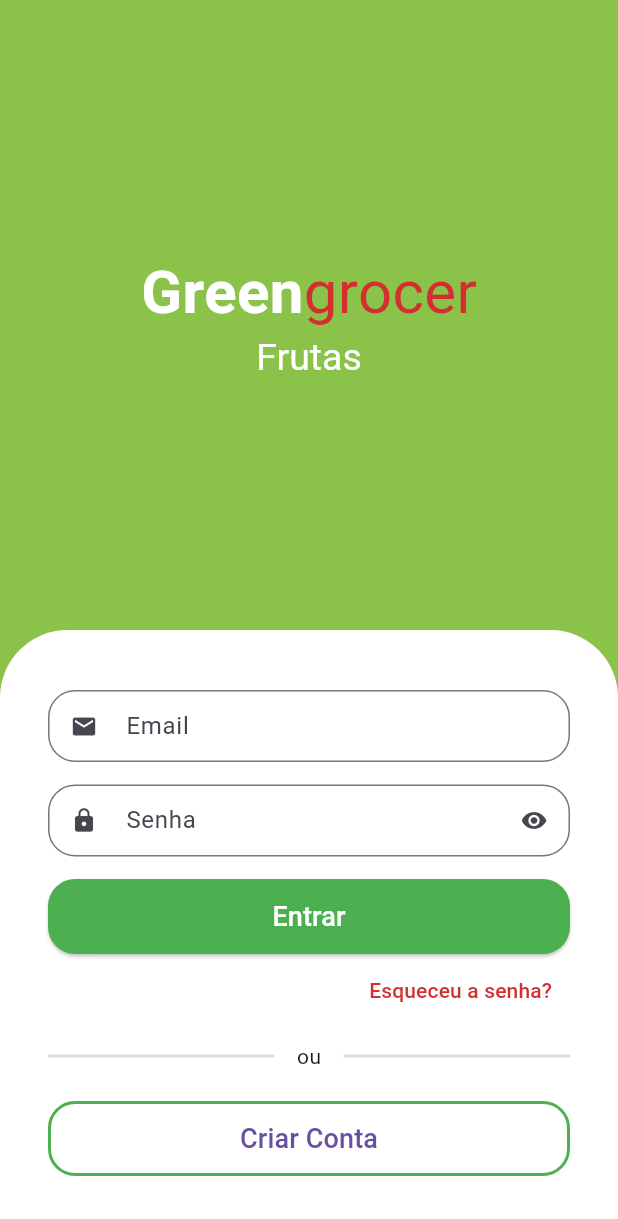
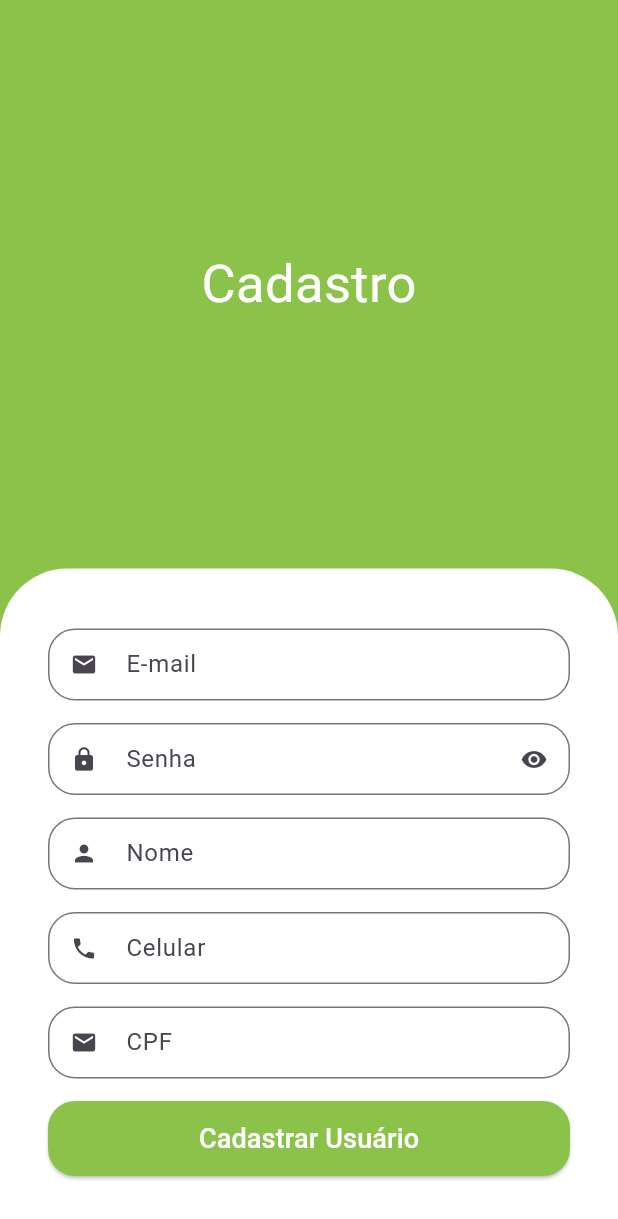
Before and after one commit to andersonVviana/greengrocer, a Flutter app: the screen it shows after launch, after a tap on "Criar Conta", on a phone screen of 412 x 824 dp. Shown: the top 1219 px of the screen. Run offline on Flutter 3.47's test engine with Material 2 defaults, Android fonts, the phone set to English and light mode, and no system bars; drawn by our look-alikes of animated_text_kit.

Commit message:
build the second screen - Registration

```diff
--- a/lib/src/auth/sign_in_screen.dart
+++ b/lib/src/auth/sign_in_screen.dart
@@ -1,6 +1,7 @@
 import 'package:animated_text_kit/animated_text_kit.dart';
 import 'package:flutter/material.dart';
 import 'package:greengrocer/src/auth/components/custom_text_field.dart';
+import 'package:greengrocer/src/auth/sign_up_screen.dart';
 import 'package:greengrocer/src/config/custom_colors.dart';
 
 class SignInScreen extends StatelessWidget {
@@ -8,9 +9,14 @@ class SignInScreen extends StatelessWidget {
 
   @override
   Widget build(BuildContext context) {
+    final size = MediaQuery.of(context).size;
     return Scaffold(
       backgroundColor: CustomColors.customSwatchColor,
-      body: Column(children: [
+      body: SingleChildScrollView(
+        child: SizedBox(
+          height: size.height,
+          width: size.width,
+          child: Column(children: [
             Expanded(
               child: Column(
                 mainAxisAlignment: MainAxisAlignment.center,
@@ -37,7 +43,6 @@ class SignInScreen extends StatelessWidget {
                           )
                         ]),
                   ),
-
                   SizedBox(
                     height: 30,
                     child: DefaultTextStyle(
@@ -71,8 +76,9 @@ class SignInScreen extends StatelessWidget {
                   top: Radius.circular(45),
                 ),
               ),
-          child:
-              Column(crossAxisAlignment: CrossAxisAlignment.stretch, children: [
+              child: Column(
+                  crossAxisAlignment: CrossAxisAlignment.stretch,
+                  children: [
                     //email
                     const CustomTextField(
                       icon: Icons.email,
@@ -111,7 +117,8 @@ class SignInScreen extends StatelessWidget {
                         onPressed: () {},
                         child: Text(
                           'Esqueceu a senha?',
-                  style: TextStyle(color: CustomColors.customContrastColor),
+                          style: TextStyle(
+                              color: CustomColors.customContrastColor),
                         ),
                       ),
                     ),
@@ -127,7 +134,8 @@ class SignInScreen extends StatelessWidget {
                             ),
                           ),
                           const Padding(
-                    padding: EdgeInsets.symmetric(horizontal: 15, vertical: 10),
+                            padding: EdgeInsets.symmetric(
+                                horizontal: 15, vertical: 10),
                             child: Text('ou'),
                           ),
                           Expanded(
@@ -151,7 +159,13 @@ class SignInScreen extends StatelessWidget {
                             color: Colors.green,
                           ),
                         ),
-                onPressed: () {},
+                        onPressed: () {
+                          Navigator.of(context).push(
+                            MaterialPageRoute(builder: (c) {
+                              return SignUpScreen();
+                            }),
+                          );
+                        },
                         child: const Text(
                           'Criar Conta',
                           style: TextStyle(
@@ -163,6 +177,8 @@ class SignInScreen extends StatelessWidget {
                   ]),
             ),
           ]),
+        ),
+      ),
     );
   }
 }
--- /dev/null
+++ b/lib/src/auth/sign_up_screen.dart
@@ -0,0 +1,90 @@
+import 'package:flutter/material.dart';
+import 'package:greengrocer/src/auth/components/custom_text_field.dart';
+import 'package:greengrocer/src/config/custom_colors.dart';
+
+class SignUpScreen extends StatelessWidget {
+  const SignUpScreen({super.key});
+
+  @override
+  Widget build(BuildContext context) {
+    final size = MediaQuery.of(context).size;
+
+    return Scaffold(
+      backgroundColor: CustomColors.customSwatchColor,
+      body: SingleChildScrollView(
+        child: SizedBox(
+          height: size.height,
+          width: size.width,
+          child: Column(children: [
+            const Expanded(
+              child: Center(
+                child: Text(
+                  'Cadastro',
+                  style: TextStyle(
+                    color: Colors.white,
+                    fontSize: 35,
+                  ),
+                ),
+              ),
+            ),
+            Container(
+              padding: const EdgeInsets.symmetric(
+                horizontal: 32,
+                vertical: 40,
+              ),
+              decoration: const BoxDecoration(
+                color: Colors.white,
+                borderRadius: BorderRadius.vertical(
+                  top: Radius.circular(45),
+                ),
+              ),
+              child: Column(
+                crossAxisAlignment: CrossAxisAlignment.stretch,
+                children: [
+                  const CustomTextField(
+                    icon: Icons.email,
+                    label: 'E-mail',
+                  ),
+                  const CustomTextField(
+                    icon: Icons.lock,
+                    label: 'Senha',
+                    isSecret: true,
+                  ),
+                  const CustomTextField(
+                    icon: Icons.person,
+                    label: 'Nome',
+                  ),
+                  const CustomTextField(
+                    icon: Icons.phone,
+                    label: 'Celular',
+                  ),
+                  const CustomTextField(
+                    icon: Icons.email,
+                    label: 'CPF',
+                  ),
+                  SizedBox(
+                    height: 50,
+                    child: ElevatedButton(
+                      style: ElevatedButton.styleFrom(
+                          backgroundColor: CustomColors.customSwatchColor,
+                          shape: RoundedRectangleBorder(
+                              borderRadius: BorderRadius.circular(18))),
+                      onPressed: () {},
+                      child: const Text(
+                        'Cadastrar Usuário',
+                        style: TextStyle(
+                          fontSize: 18,
+                          color: Colors.white,
+                        ),
+                      ),
+                    ),
+                  ),
+                ],
+              ),
+            ),
+          ]),
+        ),
+      ),
+    );
+  }
+}
```
Lines whose indentation alone changed are shown as unchanged.
